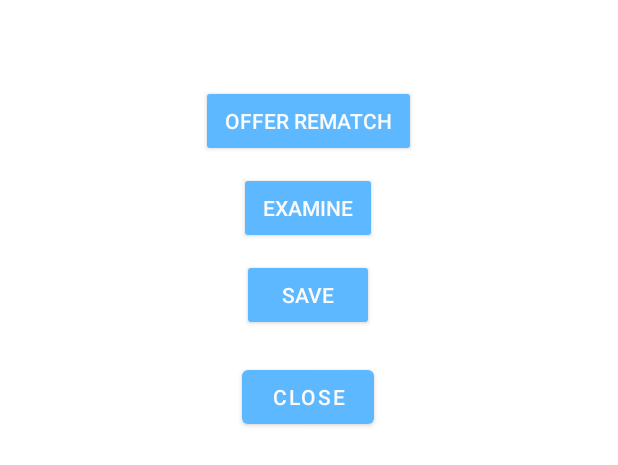
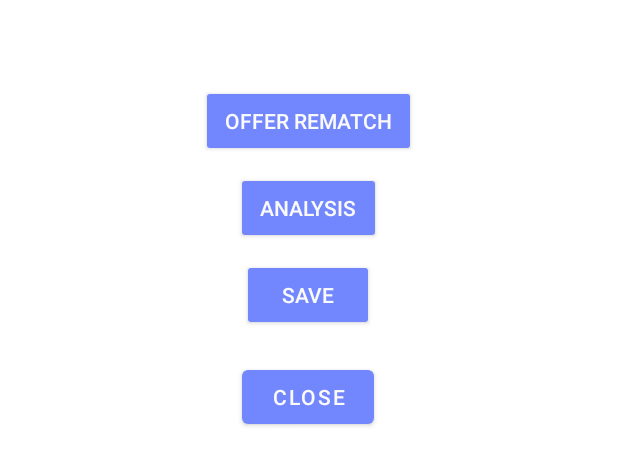
Before and after one commit to tunangoo/StockChess, an Android app: the layout ics_over.xml on its own in the app's theme, with its tools: preview values and no code run, on a phone screen of 412 x 824 dp. Shown: the top 465 px of the screen. Run offline under Robolectric (Android 15) with nearby library versions, the phone set to English and light mode, and no system bars.

Commit message:
chore: update checklist

```diff
--- a/app/src/main/res/values/colors.xml
+++ b/app/src/main/res/values/colors.xml
@@ -1,6 +1,6 @@
 <?xml version="1.0" encoding="utf-8"?>
 <resources>
-    <color name="primaryColor">#5eb8ff</color>
+    <color name="primaryColor">#7287FD</color>
     <color name="primaryVariantColor">#0288d1</color>
     <color name="secondaryColor">#49a61e</color>
     <color name="secondaryVariantColor">#2a8003</color>
--- a/app/src/main/res/values/strings.xml
+++ b/app/src/main/res/values/strings.xml
@@ -393,7 +393,7 @@
     <string name="ics_good_game">Good Game</string>
     <string name="ics_offer_rematch">Offer REMATCH</string>
     <string name="ics_game">Game</string>
-    <string name="ics_examine">Examine</string>
+    <string name="ics_examine">Analysis</string>
     <string name="ics_send_app">Send to APPLICATION</string>
     <string name="copied_clipboard_success_text">Copy to CLIPBOARD</string>
 
```
Also changed, not shown: 1 other file.
